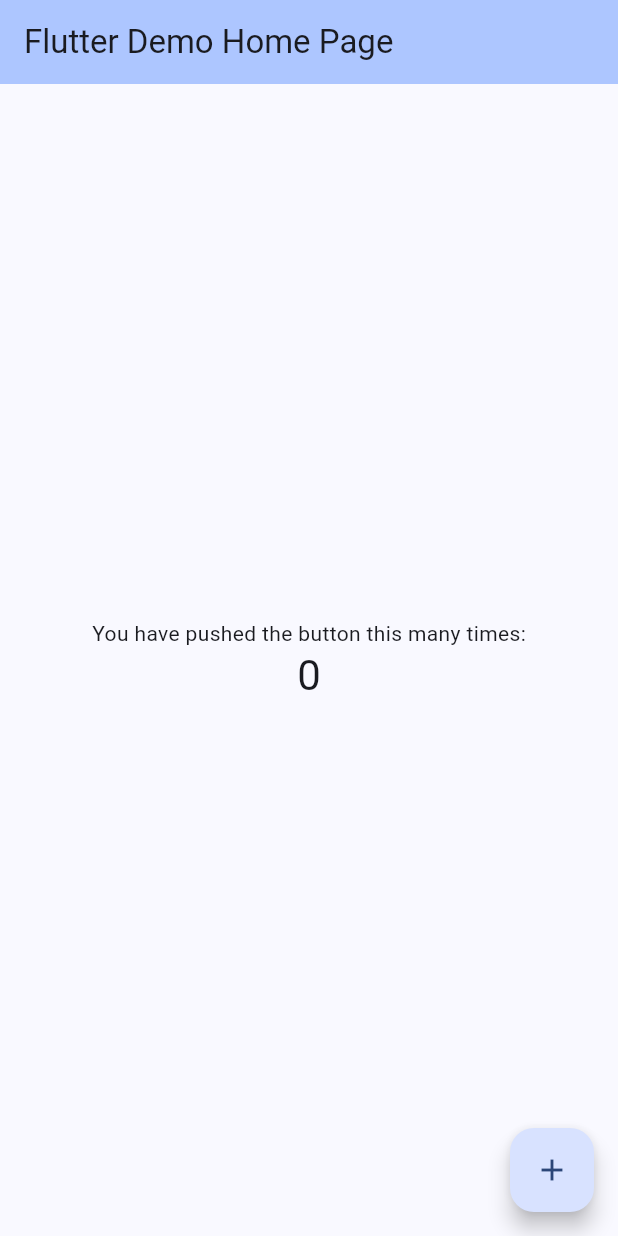
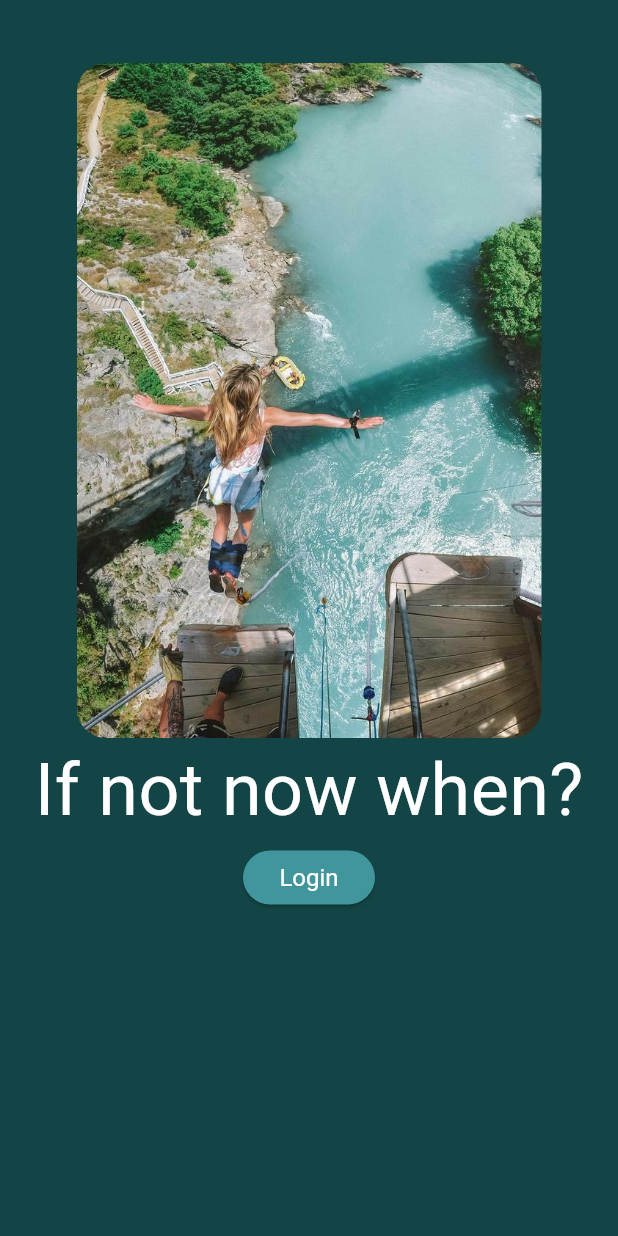
Before and after one commit to lucas-botelho/adventour-mobile, a Flutter app: the screen it shows after launch, on a phone screen of 412 x 824 dp. Run offline on Flutter 3.47's test engine with Material 3 defaults, Android fonts, the light colour scheme and no system bars; our stand-ins replace google_fonts.

Commit message:
-Add image to auth screen
-install google fonts depedency
- play around with styles

```diff
--- a/lib/main.dart
+++ b/lib/main.dart
@@ -1,125 +1,62 @@
-import 'package:flutter/material.dart';
+import 'package:flutter/material.dart'; //package with default components
+import 'package:adventour/screens/login_screen.dart';
+import 'package:google_fonts/google_fonts.dart';
 
+//Starting function
 void main() {
+  //runApp is a global function that accepts a widget as its argument and inflates that widget to the screen of the device
   runApp(const MyApp());
 }
 
+//custom widget
+//type st and auto complete will give statefull of stateless options to create a new widget
+//use StatelessWidget when the UI element does not have any internal data aka dumb widget
 class MyApp extends StatelessWidget {
   const MyApp({super.key});
 
-  // This widget is the root of your application.
+  //build method returns a widget and will be run everytime flutter needs to render the ui like when data changes
   @override
   Widget build(BuildContext context) {
+    //MaterialApp is used as root of the app
+    //allows to configure themes and routes
     return MaterialApp(
-      title: 'Flutter Demo',
+      title: "Adventour",
       theme: ThemeData(
-        // This is the theme of your application.
-        //
-        // TRY THIS: Try running your application with "flutter run". You'll see
-        // the application has a purple toolbar. Then, without quitting the app,
-        // try changing the seedColor in the colorScheme below to Colors.green
-        // and then invoke "hot reload" (save your changes or press the "hot
-        // reload" button in a Flutter-supported IDE, or press "r" if you used
-        // the command line to start the app).
-        //
-        // Notice that the counter didn't reset back to zero; the application
-        // state is not lost during the reload. To reset the state, use hot
-        // restart instead.
-        //
-        // This works for code too, not just values: Most code changes can be
-        // tested with just a hot reload.
-        colorScheme: ColorScheme.fromSeed(seedColor: Colors.blueAccent),
         useMaterial3: true,
+        colorScheme: ColorScheme.fromSeed(
+          seedColor: const Color(0xFF134546),
+        ).copyWith(
+          surface: const Color(0xFF134546),
+        ),
+        scaffoldBackgroundColor: const Color(0xFF134546),
+        textTheme: TextTheme(
+          bodyLarge:
+              GoogleFonts.maidenOrange(color: Colors.white, fontSize: 16),
+          bodyMedium:
+              GoogleFonts.maidenOrange(color: Colors.white, fontSize: 14),
+          bodySmall:
+              GoogleFonts.maidenOrange(color: Colors.white, fontSize: 14),
+        ),
+        elevatedButtonTheme: ElevatedButtonThemeData(
+          style: ElevatedButton.styleFrom(
+            textStyle:
+                GoogleFonts.maidenOrange(color: Colors.white, fontSize: 16),
+            foregroundColor: Colors.white, // Text color
+            backgroundColor: const Color(0xFF41959D), // Button background color
+            minimumSize: const Size(88, 36), // Minimum button size
+            padding:
+                const EdgeInsets.symmetric(horizontal: 16), // Button padding
+            shape: const RoundedRectangleBorder(
+              borderRadius:
+                  BorderRadius.all(Radius.circular(20)), // Button shape
+            ),
+          ),
+        ),
       ),
-      home: const MyHomePage(title: 'Flutter Demo Home Page'),
+      home: const Scaffold(
+        body: LoginScreen(),
+      ),
+      // routes: ,
     );
   }
 }
-
-class MyHomePage extends StatefulWidget {
-  const MyHomePage({super.key, required this.title});
-
-  // This widget is the home page of your application. It is stateful, meaning
-  // that it has a State object (defined below) that contains fields that affect
-  // how it looks.
-
-  // This class is the configuration for the state. It holds the values (in this
-  // case the title) provided by the parent (in this case the App widget) and
-  // used by the build method of the State. Fields in a Widget subclass are
-  // always marked "final".
-
-  final String title;
-
-  @override
-  State<MyHomePage> createState() => _MyHomePageState();
-}
-
-class _MyHomePageState extends State<MyHomePage> {
-  int _counter = 0;
-
-  void _incrementCounter() {
-    setState(() {
-      // This call to setState tells the Flutter framework that something has
-      // changed in this State, which causes it to rerun the build method below
-      // so that the display can reflect the updated values. If we changed
-      // _counter without calling setState(), then the build method would not be
-      // called again, and so nothing would appear to happen.
-      _counter++;
-    });
-  }
-
-  @override
-  Widget build(BuildContext context) {
-    // This method is rerun every time setState is called, for instance as done
-    // by the _incrementCounter method above.
-    //
-    // The Flutter framework has been optimized to make rerunning build methods
-    // fast, so that you can just rebuild anything that needs updating rather
-    // than having to individually change instances of widgets.
-    return Scaffold(
-      appBar: AppBar(
-        // TRY THIS: Try changing the color here to a specific color (to
-        // Colors.amber, perhaps?) and trigger a hot reload to see the AppBar
-        // change color while the other colors stay the same.
-        backgroundColor: Theme.of(context).colorScheme.inversePrimary,
-        // Here we take the value from the MyHomePage object that was created by
-        // the App.build method, and use it to set our appbar title.
-        title: Text(widget.title),
-      ),
-      body: Center(
-        // Center is a layout widget. It takes a single child and positions it
-        // in the middle of the parent.
-        child: Column(
-          // Column is also a layout widget. It takes a list of children and
-          // arranges them vertically. By default, it sizes itself to fit its
-          // children horizontally, and tries to be as tall as its parent.
-          //
-          // Column has various properties to control how it sizes itself and
-          // how it positions its children. Here we use mainAxisAlignment to
-          // center the children vertically; the main axis here is the vertical
-          // axis because Columns are vertical (the cross axis would be
-          // horizontal).
-          //
-          // TRY THIS: Invoke "debug painting" (choose the "Toggle Debug Paint"
-          // action in the IDE, or press "p" in the console), to see the
-          // wireframe for each widget.
-          mainAxisAlignment: MainAxisAlignment.center,
-          children: <Widget>[
-            const Text(
-              'You have pushed the button this many times:',
-            ),
-            Text(
-              '$_counter',
-              style: Theme.of(context).textTheme.headlineMedium,
-            ),
-          ],
-        ),
-      ),
-      floatingActionButton: FloatingActionButton(
-        onPressed: _incrementCounter,
-        tooltip: 'Increment',
-        child: const Icon(Icons.add),
-      ), // This trailing comma makes auto-formatting nicer for build methods.
-    );
-  }
-}
--- /dev/null
+++ b/lib/screens/login_screen.dart
@@ -0,0 +1,43 @@
+import 'package:flutter/material.dart';
+import 'package:google_fonts/google_fonts.dart';
+// import 'package:google_fonts/google_fonts.dart'
+
+class LoginScreen extends StatelessWidget {
+  const LoginScreen({super.key});
+
+  @override
+  Widget build(BuildContext context) {
+    return Scaffold(
+      body: Center(
+        child: Padding(
+          padding: const EdgeInsets.only(top: 42),
+          child: Column(
+            mainAxisAlignment: MainAxisAlignment.start,
+            children: [
+              Container(
+                width: 310,
+                height: 450,
+                decoration: const BoxDecoration(
+                    image: DecorationImage(
+                      fit: BoxFit.cover,
+                      image: AssetImage('assets/images/login_image.jpg'),
+                    ),
+                    borderRadius: BorderRadius.all(Radius.circular(20))),
+              ),
+              Text(
+                "If not now when?",
+                style: GoogleFonts.nanumBrushScript(fontSize: 48),
+              ),
+              ElevatedButton(
+                onPressed: () {
+                  //do something
+                },
+                child: const Text("Login"),
+              ),
+            ],
+          ),
+        ),
+      ),
+    );
+  }
+}
```
Also changed, not shown: pubspec.yaml (+4 -4 lines), assets/images/login_image.jpg (added), pubspec.lock, 2 other files.
